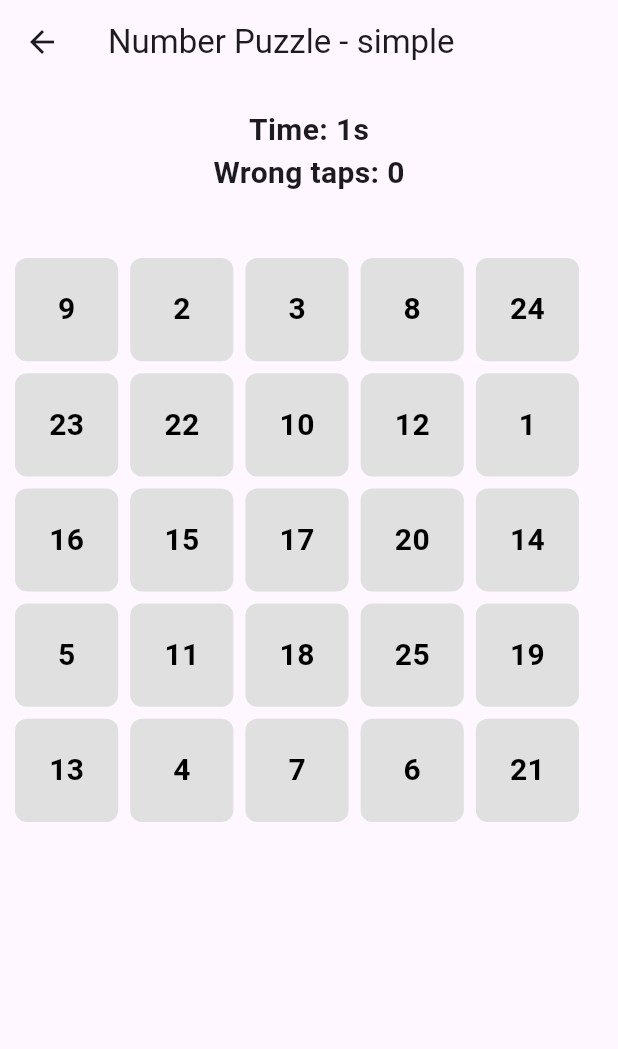
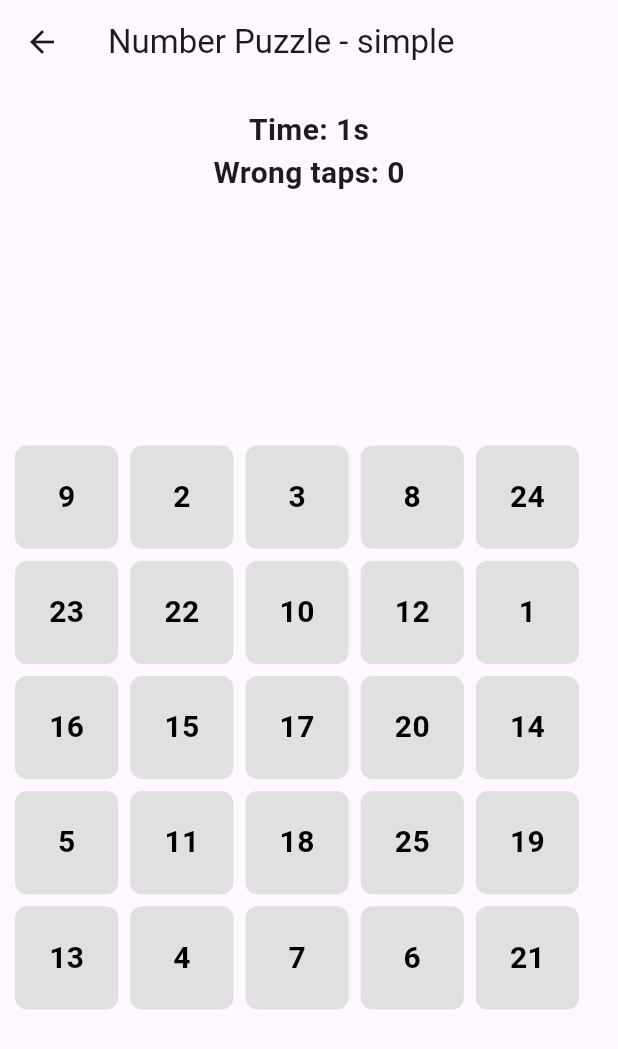
Before and after one commit to Ahad-Imtiaz/numpuzzle, a Flutter app: the NumberPuzzleGameScreen screen opened directly with empty values, after a tap on "Start Game", on a phone screen of 412 x 824 dp. Shown: the top 1049 px of the screen. Run offline on Flutter 3.47's test engine with Material 3 defaults, Android fonts, the light colour scheme and no system bars; our stand-ins replace confetti.

Commit message:
center game grid

```diff
--- a/lib/widgets/grid_board.dart
+++ b/lib/widgets/grid_board.dart
@@ -1,4 +1,5 @@
 import 'package:flutter/material.dart';
+
 import 'package:numpuzzle/models/grid_manager.dart';
 import 'package:numpuzzle/widgets/cell_widget.dart';
 
@@ -26,7 +27,8 @@ class GridBoard extends StatelessWidget {
         // Account for spacing between cells
         final cellSize = (boardSize - (gridSize - 1) * 8) / gridSize;
 
-        return SizedBox(
+        return Center(
+          child: SizedBox(
             width: boardSize,
             height: boardSize,
             child: Stack(children: [
@@ -47,6 +49,7 @@ class GridBoard extends StatelessWidget {
                     ),
                   ),
             ]),
+          ),
         );
       },
     );
```
Also changed, not shown: 4 other files. Lines whose indentation alone changed are shown as unchanged.
